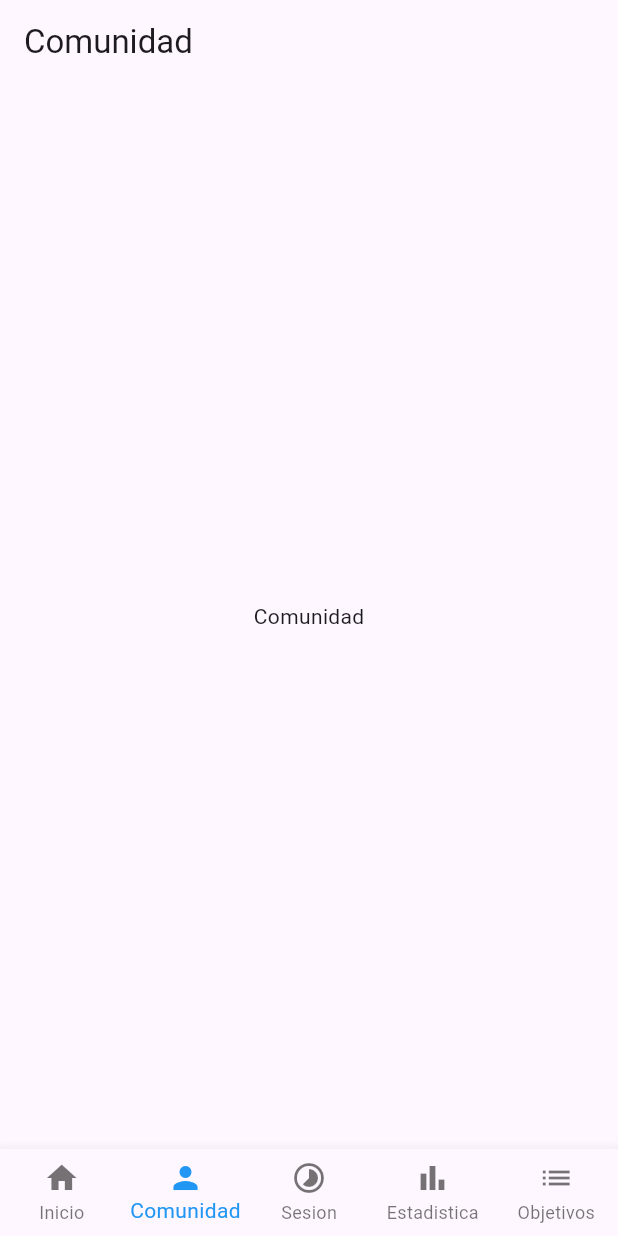
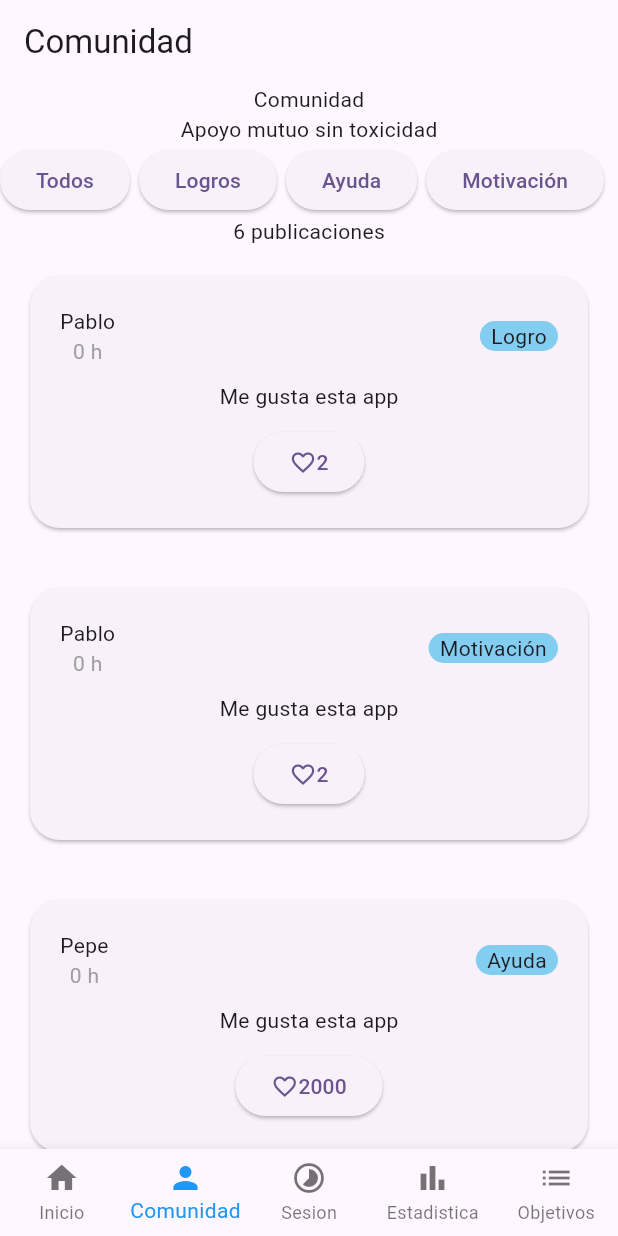
Before and after one commit to stikrobinson/Frontend-Lockin, a Flutter app: the MenuInicial screen opened directly, item 2 of the bottom bar chosen, on a phone screen of 412 x 824 dp. Run offline on Flutter 3.47's test engine with Material 3 defaults, Android fonts, the phone set to English and light mode, and no system bars.

Commit message:
pantalla de registro y comunidad

```diff
--- a/frontend_lp/lib/MenuInicial.dart
+++ b/frontend_lp/lib/MenuInicial.dart
@@ -1,7 +1,6 @@
 import 'package:flutter/material.dart';
 import 'package:frontend_lp/pages/PantallaComunidad.dart';
 import 'package:frontend_lp/pages/PantallaEstadistica.dart';
-import 'package:frontend_lp/MenuInicial.dart';
 import 'package:frontend_lp/pages/PantallaInicial.dart';
 import 'package:frontend_lp/pages/PantallaObjetivo.dart';
 import 'package:frontend_lp/pages/PantallaSesion.dart';
@@ -21,7 +20,8 @@ class _HomePageState extends State<MenuInicial> {
       _selectedIndex = index;
     });
   }
-  final List<String> _titulos =[
+
+  final List<String> _titulos = [
     "Inicio",
     "Comunidad",
     "Sesion de enfoque",
--- a/frontend_lp/lib/pages/PantallaComunidad.dart
+++ b/frontend_lp/lib/pages/PantallaComunidad.dart
@@ -1,11 +1,126 @@
 import 'package:flutter/material.dart';
 
-class Pantallacomunidad extends StatelessWidget{
+class Pantallacomunidad extends StatelessWidget {
+  @override
+  Widget build(BuildContext context) {
+    return SingleChildScrollView(
+      child: Column(
+        mainAxisAlignment: MainAxisAlignment.center,
+        children: [
+          Text("Comunidad"),
+          Text("Apoyo mutuo sin toxicidad"),
+          Row(
+            spacing: 6,
+            children: [
+              ElevatedButton(onPressed: () => {}, child: Text("Todos")),
+              ElevatedButton(onPressed: () => {}, child: Text("Logros")),
+              ElevatedButton(onPressed: () => {}, child: Text("Ayuda")),
+              ElevatedButton(onPressed: () => {}, child: Text("Motivación")),
+            ],
+          ),
+          Text("6 publicaciones"),
+          CardPublicaciones(
+            "Pablo",
+            "Me gusta esta app",
+            "Logro",
+            2,
+            DateTime.now(),
+          ),
+          CardPublicaciones(
+            "Pablo",
+            "Me gusta esta app",
+            "Motivación",
+            2,
+            DateTime.now(),
+          ),
+          CardPublicaciones(
+            "Pepe",
+            "Me gusta esta app",
+            "Ayuda",
+            2000,
+            DateTime.now(),
+          ),
 
-  @override
-  Widget build(BuildContext context){
-    return Center(
-      child: Text("Comunidad"),
+          Row(
+            children: [
+              const SizedBox(width: 100, height: 60),
+              Expanded(
+                child: IntrinsicWidth(
+                  child: ElevatedButton(
+                    onPressed: () {
+                      // Acción para compartir en comunidad
+                    },
+                    style: ElevatedButton.styleFrom(
+                      backgroundColor: Colors.purpleAccent,
+                      shape: RoundedRectangleBorder(
+                        borderRadius: BorderRadius.circular(10),
+                      ),
+                      padding: const EdgeInsets.symmetric(vertical: 12),
+                    ),
+                    child: const Text(
+                      "Compartir mi Progreso",
+                      style: TextStyle(fontSize: 12, color: Colors.white),
+                    ),
+                  ),
+                ),
+              ),
+              const SizedBox(width: 100, height: 60),
+            ],
+          ),
+        ],
+      ),
+    );
+  }
+
+  Widget CardPublicaciones(
+    String usuario,
+    String mensaje,
+    String categoria,
+    int corazones,
+    DateTime fecha,
+  ) {
+    return Card(
+      margin: const EdgeInsets.all(20.0),
+      shape: RoundedRectangleBorder(borderRadius: BorderRadius.circular(20)),
+      child: Padding(
+        padding: const EdgeInsets.all(20.0),
+        child: Column(
+          spacing: 10,
+          children: [
+            Row(
+              mainAxisAlignment: MainAxisAlignment.spaceBetween,
+              children: [
+                Column(
+                  children: [
+                    Text(usuario),
+                    Text(
+                      "${DateTime.now().hour - fecha.hour} h",
+                      style: TextStyle(color: Colors.grey),
+                      textAlign: TextAlign.left,
+                    ),
+                  ],
+                ),
+                Container(
+                  decoration: BoxDecoration(
+                    color: const Color.fromARGB(255, 131, 205, 240),
+                    borderRadius: BorderRadius.circular(10),
+                  ),
+                  child: Text("  $categoria  "),
+                ),
+              ],
+            ),
+            Text(mensaje),
+            IntrinsicWidth(
+              child: ElevatedButton(
+                onPressed: () {},
+                child: Row(
+                  children: [Icon(Icons.favorite_border), Text("$corazones")],
+                ),
+              ),
+            ),
+          ],
+        ),
+      ),
     );
   }
 }
```
Also changed, not shown: frontend_lp/lib/PantallaRegistro.dart (added, +107 -0 lines), frontend_lp/lib/main.dart (+7 -17 lines), frontend_lp/lib/pages/PantallaEstadistica.dart (+60 -22 lines), frontend_lp/lib/pages/PantallaSesion.dart (+4 -5 lines).
